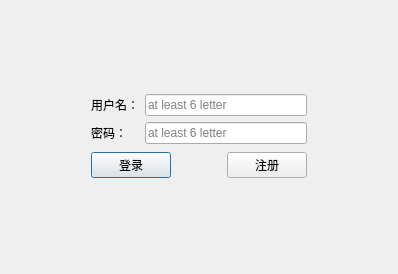
First picture: the form in client/ui/login.ui, repository lsh9/YAIM, before the edit.
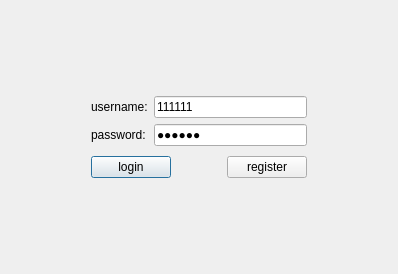
Second picture: the form after the edit. Icons and pictures are not drawn.

Commit message: feat: 添加主界面

Patch:
```diff
--- a/client/ui/login.ui
+++ b/client/ui/login.ui
@@ -2,10 +2,22 @@
 <ui version="4.0">
  <class>Login</class>
  <widget class="QDialog" name="Login">
+  <property name="geometry">
+   <rect>
+    <x>0</x>
+    <y>0</y>
+    <width>398</width>
+    <height>274</height>
+   </rect>
+  </property>
   <property name="windowTitle">
    <string>登录</string>
   </property>
-  <widget class="QWidget" name="">
+  <property name="windowIcon">
+   <iconset resource="../yaim.qrc">
+    <normaloff>:/icon/yaim.ico</normaloff>:/icon/yaim.ico</iconset>
+  </property>
+  <widget class="QWidget" name="layoutWidget">
    <property name="geometry">
     <rect>
      <x>91</x>
@@ -22,14 +34,14 @@
         <item>
          <widget class="QLabel" name="label">
           <property name="text">
-           <string>用户名：</string>
+           <string>username:</string>
           </property>
          </widget>
         </item>
         <item>
          <widget class="QLabel" name="label_2">
           <property name="text">
-           <string>密码：</string>
+           <string>password:</string>
           </property>
          </widget>
         </item>
@@ -39,6 +51,9 @@
        <layout class="QVBoxLayout" name="verticalLayout">
         <item>
          <widget class="QLineEdit" name="lineEditUsername">
+          <property name="text">
+           <string>111111</string>
+          </property>
           <property name="maxLength">
            <number>16</number>
           </property>
@@ -49,6 +64,9 @@
         </item>
         <item>
          <widget class="QLineEdit" name="lineEditPassword">
+          <property name="text">
+           <string>111111</string>
+          </property>
           <property name="maxLength">
            <number>16</number>
           </property>
@@ -69,7 +87,7 @@
       <item>
        <widget class="QPushButton" name="pushButtonLogin">
         <property name="text">
-         <string>登录</string>
+         <string>login</string>
         </property>
        </widget>
       </item>
@@ -89,7 +107,7 @@
       <item>
        <widget class="QPushButton" name="pushButtonRegister">
         <property name="text">
-         <string>注册</string>
+         <string>register</string>
         </property>
        </widget>
       </item>
```
Left out of the diff: 6 changed lines with no effect on the pictures. The commit also changes 7 other files.
